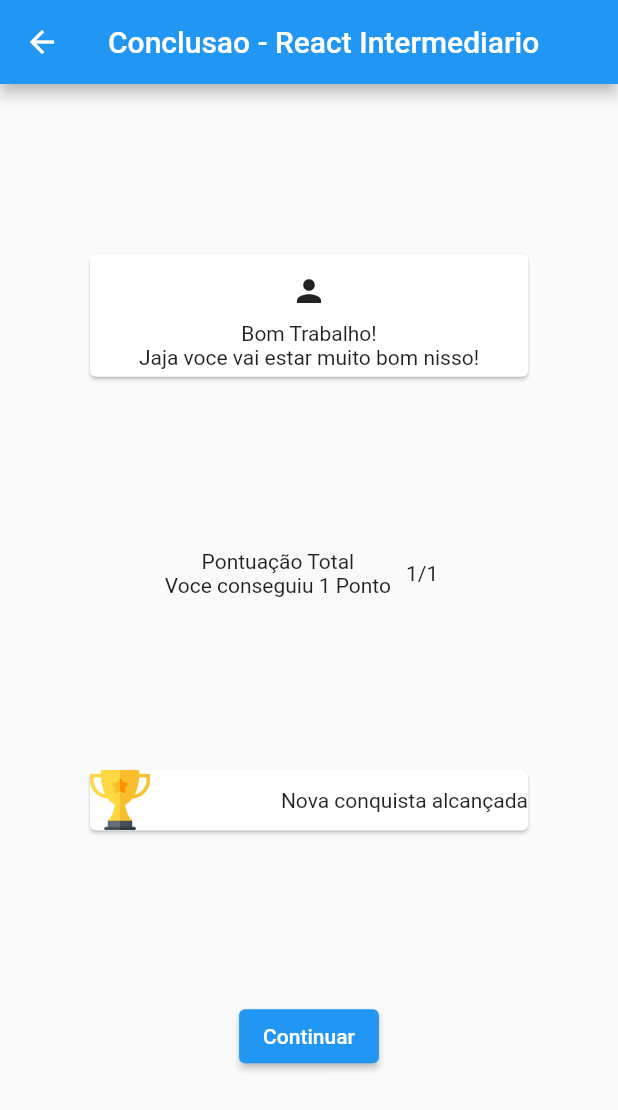
After one commit to paulokiim/projeto-flutter, a Flutter app: the RoadmapConclusionScreen screen opened by its route, on a phone screen of 412 x 824 dp. The commit adds this screen. Shown: the top 1110 px of the screen. Run offline on Flutter 3.47's test engine with Material 2 defaults, Android fonts, the phone set to English and light mode, and no system bars.

Commit message:
finished conclusion screen

```diff
--- a/lib/app.dart
+++ b/lib/app.dart
@@ -3,6 +3,7 @@ import 'package:flutter/services.dart';
 import 'package:rp_project/routes.dart';
 import 'package:rp_project/screens/home.dart';
 import 'package:rp_project/screens/addRoadmap.dart';
+import 'package:rp_project/screens/roadmap-conclusion.dart';
 import 'package:rp_project/screens/roadmap-topic.dart';
 import 'package:rp_project/screens/roadmap.dart';
 import 'package:rp_project/screens/topico.dart';
@@ -39,6 +40,7 @@ class App extends StatelessWidget {
         Routes.myRoadmapScreen: (context) => MyRoadmapsScreen(),
         Routes.homepageScreen: (context) => HomeScreen(),
         Routes.roadmapTopicScreen: (context) => RoadmapTopicsScreen(),
+        Routes.roadmapConclusionScreen: (context) => RoadmapConclusionScreen(),
         Routes.newCustomRoadmap: (context) => NewCustomRoadmap(),
         Routes.newCustomRoadmapTopic: (context) => NewCustomRoadmapTopic(),
         Routes.newCustomRoadmapCreateTopic: (context) =>
--- a/lib/routes.dart
+++ b/lib/routes.dart
@@ -7,6 +7,7 @@ class Routes {
   static String perguntasTopico = '/perguntasTopico';
   static String roadmapScreen = '/roadmap';
   static String roadmapTopicScreen = '/roadmap-topic';
+  static String roadmapConclusionScreen = '/roadmap-conclusion';
   static String myRoadmapScreen = '/my-roadmaps';
   static String newCustomRoadmap = '/add/custom-roadmap';
   static String newCustomRoadmapTopic = '/add/topic-custom-roadmap';
--- a/lib/screens/perguntasTopico.dart
+++ b/lib/screens/perguntasTopico.dart
@@ -16,7 +16,7 @@ class perguntasTopico extends StatelessWidget {
 
 class ListaPerguntas extends StatelessWidget {
   void _gotoTopicConclusionScreen(context) {
-    Navigator.of(context).pushNamed(Routes.myRoadmapScreen);
+    Navigator.of(context).pushNamed(Routes.roadmapConclusionScreen);
   }
 
   @override
--- /dev/null
+++ b/lib/screens/roadmap-conclusion.dart
@@ -0,0 +1,80 @@
+import 'package:flutter/material.dart';
+import 'package:rp_project/routes.dart';
+
+class RoadmapConclusionScreen extends StatelessWidget {
+  const RoadmapConclusionScreen({Key? key}) : super(key: key);
+
+  @override
+  Widget build(BuildContext context) {
+    return Scaffold(
+      appBar: AppBar(
+        title: Text('Conclusao - React Intermediario'),
+      ),
+      body: Center(
+        child: Column(
+          mainAxisAlignment: MainAxisAlignment.spaceEvenly,
+          children: [
+            Container(
+              width: 300,
+              child: Card(
+                child: Padding(
+                  padding: const EdgeInsets.all(5),
+                  child: Center(
+                    child: Column(
+                      children: [
+                        Container(
+                          width: 40,
+                          height: 40,
+                          child: Icon(Icons.person),
+                        ),
+                        Text('Bom Trabalho!'),
+                        Text('Jaja voce vai estar muito bom nisso!')
+                      ],
+                    ),
+                  ),
+                ),
+              ),
+            ),
+            Row(
+              mainAxisAlignment: MainAxisAlignment.center,
+              children: [
+                Column(
+                  children: [
+                    Text('Pontuação Total'),
+                    Text('Voce conseguiu 1 Ponto')
+                  ],
+                ),
+                Padding(
+                  padding: const EdgeInsets.all(10),
+                  child: Text('1/1'),
+                )
+              ],
+            ),
+            Container(
+              width: 300,
+              child: Card(
+                child: Row(
+                  crossAxisAlignment: CrossAxisAlignment.center,
+                  mainAxisAlignment: MainAxisAlignment.spaceBetween,
+                  children: [
+                    Container(
+                      width: 40,
+                      height: 40,
+                      child: Image.asset("assets/icons/achivement.png"),
+                    ),
+                    Text('Nova conquista alcançada')
+                  ],
+                ),
+              ),
+            ),
+            ElevatedButton(
+              child: Text('Continuar'),
+              onPressed: () => Navigator.of(context)
+                  .pushReplacementNamed(Routes.myRoadmapScreen),
+            )
+          ],
+        ),
+      ),
+    );
+  }
+}
--- a/lib/screens/topico.dart
+++ b/lib/screens/topico.dart
@@ -19,8 +19,7 @@ class Topico extends StatelessWidget {
   Widget build(BuildContext context) {
     return Container(
       constraints: BoxConstraints.expand(
-          height:
-              Theme.of(context).textTheme.headline4!.fontSize! * 1.1 + 400.0,
+        height: Theme.of(context).textTheme.headline4!.fontSize! * 1.1 + 400.0,
       ),
       padding: const EdgeInsets.all(10.0),
       alignment: Alignment.center,
@@ -36,6 +35,7 @@ class Topico extends StatelessWidget {
             child: Text('Continuar'),
           ),
         ],
-        ));
+      ),
+    );
   }
 }
```
Lines whose indentation alone changed are shown as unchanged.
